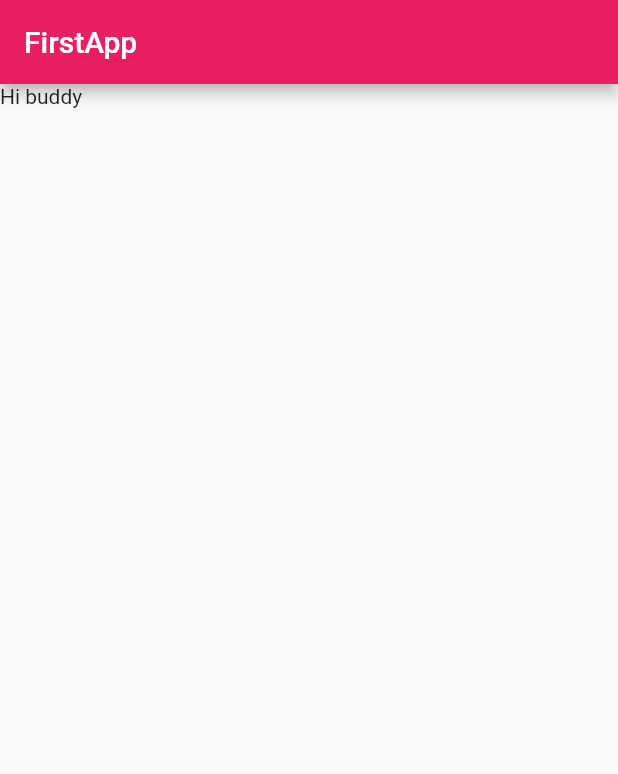
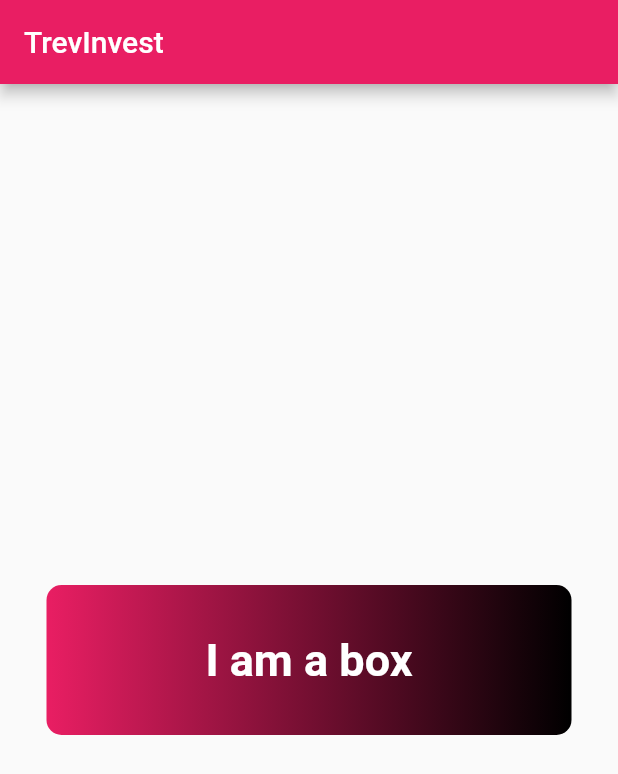
Before and after one commit to drex007/firstapp, a Flutter app: the screen it shows after launch, on a phone screen of 412 x 824 dp. Shown: the top 774 px of the screen. Run offline on Flutter 3.47's test engine with Material 2 defaults, Android fonts, the phone set to English and light mode, and no system bars.

Commit message:
text properties

```diff
--- a/lib/main.dart
+++ b/lib/main.dart
@@ -1,3 +1,5 @@
+import 'dart:ui';
+
 import 'package:flutter/material.dart';
 void main() {
   runApp(MaterialApp(
@@ -16,10 +18,32 @@ class Homepage extends StatelessWidget {
   Widget build(BuildContext context) {
     return Scaffold(
       appBar: AppBar(
-        title: Text("FirstApp"),
+        title: Text("TrevInvest"),
       ),
-      body: Container(
-        child: Text("Hi buddy"),
+      body: Center(
+        child: Container(
+         padding: const EdgeInsets.all(8),
+
+         width: 350,
+         height: 100,
+         alignment: Alignment.center,
+         decoration: BoxDecoration(
+           color: Colors.pink,
+           borderRadius: BorderRadius.circular(10),
+           gradient: LinearGradient(colors: [
+             Colors.pink,
+             Colors.black,
+           ]),
+
+         ),
+         child: Text("I am a box",
+         textAlign: TextAlign.center,
+         style: TextStyle(
+           fontSize: 30,
+           color: Colors.white,
+           fontWeight: FontWeight.bold,
+         )),
+        ),
       ),
     );
   }
```
